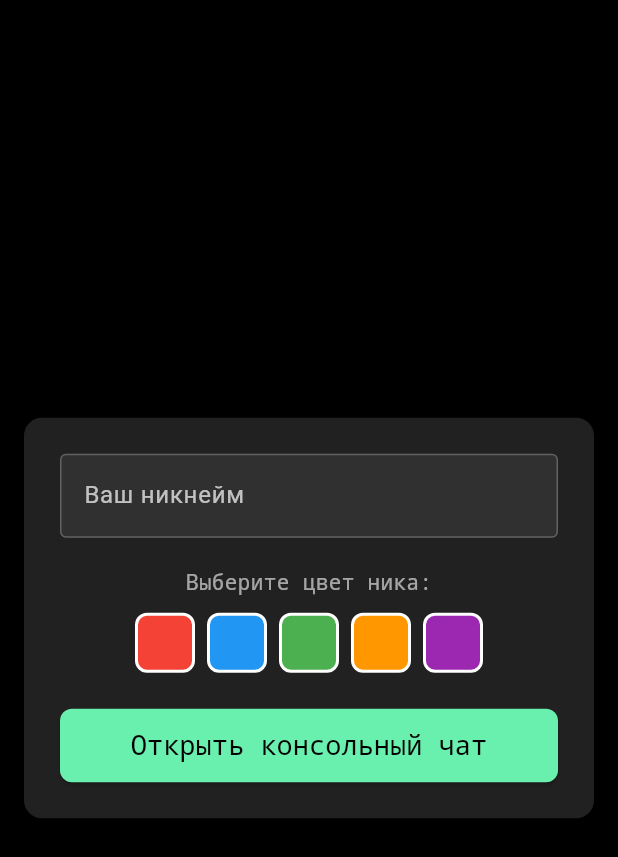
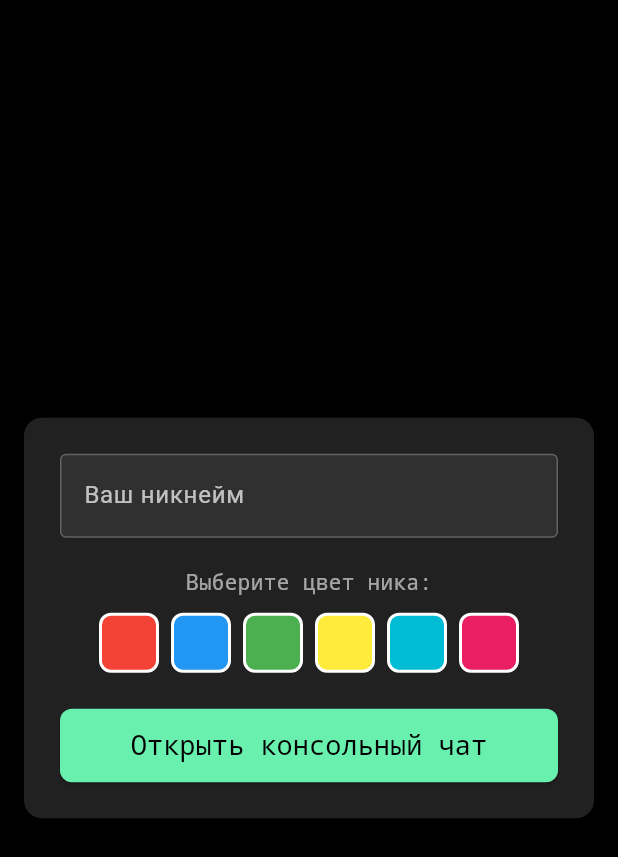
Before and after one commit to shark2302/console_chat, a Flutter app: the screen it shows after launch, on a phone screen of 412 x 824 dp. Shown: the top 857 px of the screen. Run offline on Flutter 3.47's test engine with Material 3 defaults, Android fonts, the phone set to English and light mode, and no system bars.

```diff
--- a/lib/client_data.dart
+++ b/lib/client_data.dart
@@ -1,18 +1,16 @@
-import 'package:flutter/material.dart';
-
 class ClientData {
   final String nickname;
-  final Color nicknameColor;
+  final String nicknameColor;
 
   ClientData({required this.nickname, required this.nicknameColor});
 
   Map<String, String> toJson() => {
         '\"nickname\"': "\"$nickname\"",
-        '\"color\"': "\"red\"",
+        '\"color\"': "\"$nicknameColor\"",
       };
 
   factory ClientData.fromJson(Map<String, dynamic> json) => ClientData(
         nickname: json['nickname'],
-        nicknameColor: Color(json['nicknameColor']),
+        nicknameColor: json['nicknameColor'],
       );
 }
--- /dev/null
+++ b/lib/color_parser.dart
@@ -0,0 +1,30 @@
+import 'package:flutter/material.dart';
+
+class ColorParser {
+  static const Map<String, Color> _colorMap = {
+    'red': Colors.red,
+    'blue': Colors.blue,
+    'green': Colors.green,
+    'yellow': Colors.yellow,
+    'cyan': Colors.cyan,
+    'magenta': Colors.pink,
+    'white': Colors.white,
+  };
+
+  static List<Color> getSupportedColors() {
+    return _colorMap.values.where((color) => color != Colors.white).toList();
+  }
+
+  static Color fromString(String colorName) {
+    return _colorMap[colorName.toLowerCase()] ?? Colors.white;
+  }
+
+  static String toStringName(Color color) {
+    for (final entry in _colorMap.entries) {
+      if (entry.value.value == color.value) {
+        return entry.key;
+      }
+    }
+    return 'white';
+  }
+}
--- a/lib/start_screen.dart
+++ b/lib/start_screen.dart
@@ -2,6 +2,7 @@ import 'package:flutter/material.dart';
 import 'console_chat_screen.dart';
 import 'app_constants.dart';
 import 'client_data.dart';
+import 'color_parser.dart';
 
 class StartScreen extends StatefulWidget {
   @override
@@ -11,7 +12,7 @@ class StartScreen extends StatefulWidget {
 class _StartScreenState extends State<StartScreen> {
   final _formKey = GlobalKey<FormState>();
   final _nicknameController = TextEditingController();
-  Color _color = Colors.white;
+  String _color = "white";
 
   @override
   Widget build(BuildContext context) {
@@ -67,13 +68,7 @@ class _StartScreenState extends State<StartScreen> {
                   SizedBox(height: 10),
                   Wrap(
                     spacing: 8,
-                    children: [
-                      _buildColorButton(Colors.red),
-                      _buildColorButton(Colors.blue),
-                      _buildColorButton(Colors.green),
-                      _buildColorButton(Colors.orange),
-                      _buildColorButton(Colors.purple),
-                    ],
+                    children: ColorParser.getSupportedColors().map((color) => _buildColorButton(color)).toList(),
                   ),
                   SizedBox(height: 24),
                   SizedBox(
@@ -114,7 +109,7 @@ class _StartScreenState extends State<StartScreen> {
   Widget _buildColorButton(Color color) {
     return GestureDetector(
       onTap: () => setState(() {
-        _color = color;
+        _color = ColorParser.toStringName(color);
       }),
       child: Container(
         width: 40,
@@ -124,7 +119,7 @@ class _StartScreenState extends State<StartScreen> {
           color: color,
           border: Border.all(color: Colors.white, width: 2),
         ),
-        child: _color == color
+        child: _color == ColorParser.toStringName(color)
             ? Icon(
                 Icons.check,
                 color: Colors.white,
```
Also changed, not shown: lib/MessageWidgets/CommonMessageWidget.dart (added, +52 -0 lines), lib/MessageWidgets/JoinMessageWidget.dart (added, +23 -0 lines), lib/MessageWidgets/WelcomeMessageWidget.dart (added, +36 -0 lines), lib/console_chat_screen.dart (+17 -8 lines), lib/message.dart (added, +36 -0 lines), lib/message_widget.dart (+19 -15 lines).
